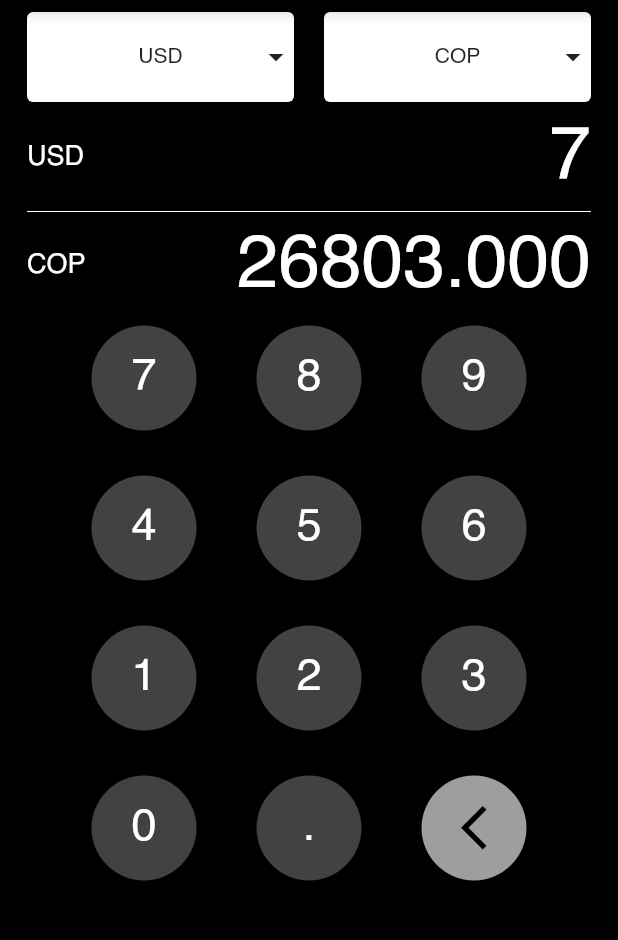
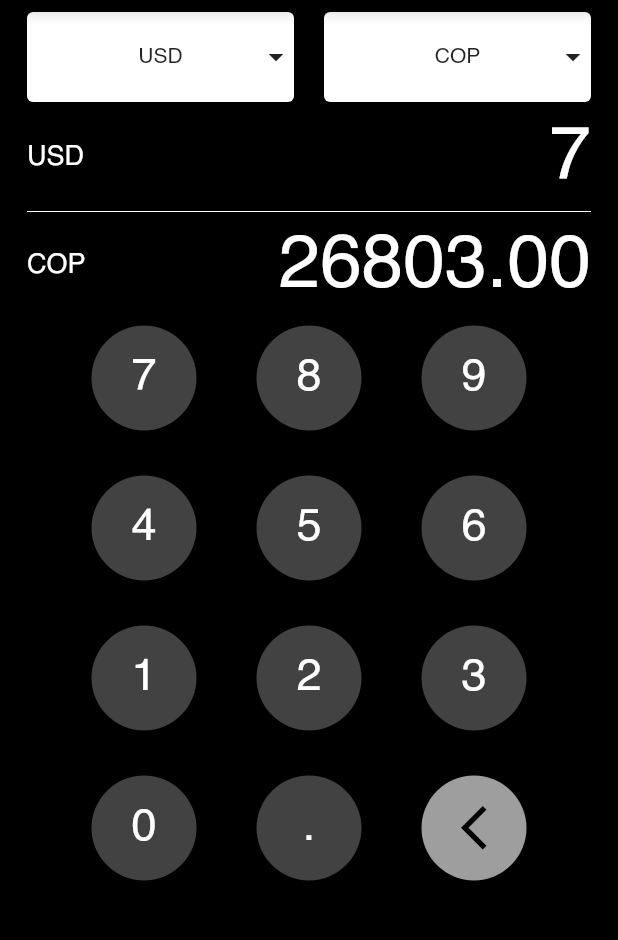
Before and after one commit to RicardoRB09/Flutter-Sprint-1-, a Flutter app: the screen it shows after launch, after a tap on an icon or button, on a phone screen of 412 x 824 dp, the part 84-1024 px from its top. Run offline on Flutter 3.47's test engine with Material 2 defaults, Android fonts, the phone set to English and light mode, and no system bars; our stand-ins replace string_validator; missing offline and left inert: direct_select.

Commit message:
flex implementado en texto del valor convertido para prueba

```diff
--- a/lib/ui/pages/converter_page.dart
+++ b/lib/ui/pages/converter_page.dart
@@ -52,7 +52,7 @@ class _ConverterPageState extends State<ConverterPage> {
 
     if (RegExp(r'^[0-9]+([.][0-9]+)?$').hasMatch(res)) {
       double valueConverted = (double.parse(res) * rates[currency1][currency2]);
-      convertionStr = valueConverted.toStringAsFixed(3);
+      convertionStr = valueConverted.toStringAsFixed(2);
     }
 
     setState(() {
@@ -159,7 +159,11 @@ class _ConverterPageState extends State<ConverterPage> {
                           ),
                         ],
                       ),
-                      Column(
+                      Flexible(
+                        // Agregado para el problema de desborde
+                        fit: FlexFit
+                            .loose, // Agregado para el problema de desborde
+                        child: Column(
                           children: [
                             _InfoText(
                               text: lowerText,
@@ -167,6 +171,7 @@ class _ConverterPageState extends State<ConverterPage> {
                               font: 50,
                             ),
                           ],
+                        ),
                       ),
                     ],
                   ),
@@ -328,6 +333,9 @@ class _InfoText extends StatelessWidget {
           fontSize: font,
           fontFamily: 'Helvetica',
         ),
+        overflow:
+            TextOverflow.ellipsis, // Agregado para el problema de desborde
+        softWrap: false, // Agregado para el problema de desborde
       ),
     );
   }
```
Lines whose indentation alone changed are shown as unchanged.
